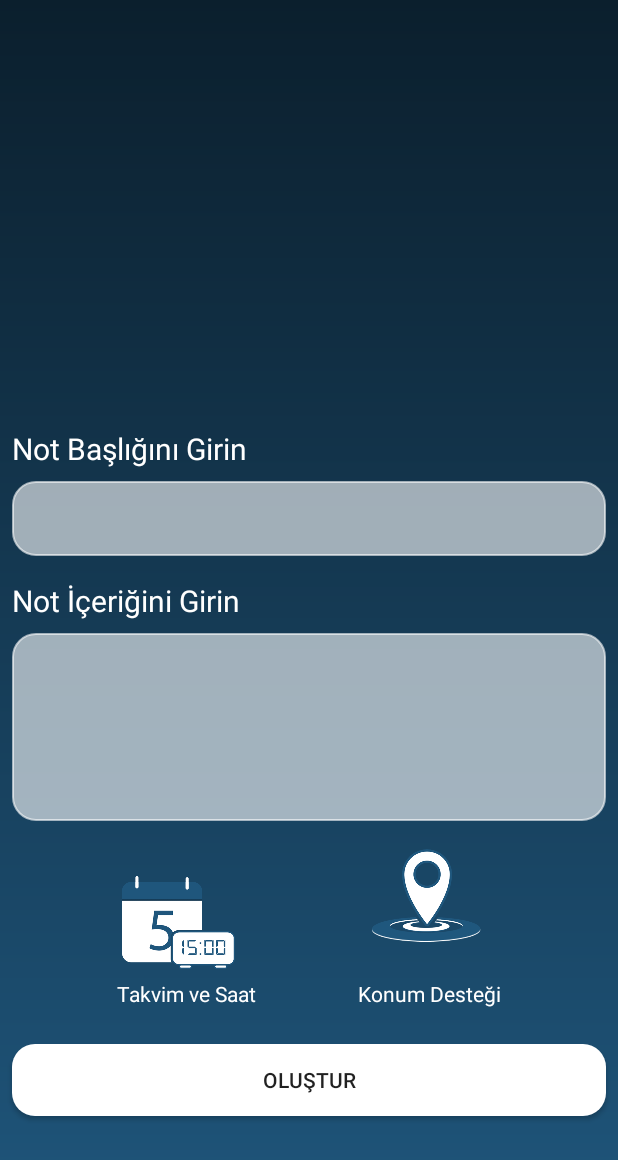
After one commit to mustafacakar/BitirmeProjesi, an Android app: the NotEkle screen opened directly, with no data from a screen before it, on a phone screen of 412 x 824 dp. The commit adds this screen. Shown: the top 1160 px of the screen. Run offline under Robolectric (Android 15) with nearby library versions, the phone set to English and light mode, and no system bars.

Commit message:
Not Ekleme Ekran Tasarımı Yapıldız

```diff
--- a/app/src/main/AndroidManifest.xml
+++ b/app/src/main/AndroidManifest.xml
@@ -20,7 +20,8 @@
         <activity android:name=".MainActivity" />
         <activity android:name=".Login" />
         <activity android:name=".SignUp" />
-        <activity android:name=".LoginAnimasyon"></activity>
+        <activity android:name=".LoginAnimasyon" />
+        <activity android:name=".NotEkle"></activity>
     </application>
 
 </manifest>
--- a/app/src/main/java/com/example/mustafa/switchtab/MainActivity.java
+++ b/app/src/main/java/com/example/mustafa/switchtab/MainActivity.java
@@ -66,7 +66,6 @@ public class MainActivity extends AppCompatActivity implements Tab1.OnFragmentIn
     @Override
     protected void onStop() {
         super.onStop();
-        this.finish();
     }
 
     public void cikisYap(View v){
@@ -79,4 +78,9 @@ public class MainActivity extends AppCompatActivity implements Tab1.OnFragmentIn
         Intent intent = new Intent(this,FirstActivity.class);
         startActivity(intent);
     }
+
+    public void notEkle(View v){
+        Intent intent = new Intent(this,NotEkle.class);
+        startActivity(intent);
+    }
 }
--- /dev/null
+++ b/app/src/main/java/com/example/mustafa/switchtab/NotEkle.java
@@ -0,0 +1,13 @@
+package com.example.mustafa.switchtab;
+
+import android.support.v7.app.AppCompatActivity;
+import android.os.Bundle;
+
+public class NotEkle extends AppCompatActivity {
+
+    @Override
+    protected void onCreate(Bundle savedInstanceState) {
+        super.onCreate(savedInstanceState);
+        setContentView(R.layout.activity_not_ekle);
+    }
+}
--- /dev/null
+++ b/app/src/main/res/layout/activity_not_ekle.xml
@@ -0,0 +1,145 @@
+<?xml version="1.0" encoding="utf-8"?>
+<android.support.constraint.ConstraintLayout xmlns:android="http://schemas.android.com/apk/res/android"
+    xmlns:app="http://schemas.android.com/apk/res-auto"
+    xmlns:tools="http://schemas.android.com/tools"
+    android:layout_width="match_parent"
+    android:layout_height="match_parent"
+    android:background="@drawable/uygulama_arkaplan"
+    tools:context="com.example.mustafa.switchtab.NotEkle">
+
+    <TextView
+        android:id="@+id/notEkle_tvBaslik"
+        android:layout_width="match_parent"
+        android:layout_height="wrap_content"
+        android:layout_marginBottom="511dp"
+        android:layout_marginEnd="8dp"
+        android:layout_marginLeft="8dp"
+        android:layout_marginRight="8dp"
+        android:layout_marginStart="8dp"
+        android:text="@string/notEkle_baslik"
+        android:textSize="20sp"
+        android:textColor="@color/first_buttonArkaplan"
+        app:layout_constraintBottom_toBottomOf="parent"
+        app:layout_constraintLeft_toLeftOf="parent"
+        app:layout_constraintRight_toRightOf="parent"
+        app:layout_constraintHorizontal_bias="0.0" />
+
+    <EditText
+        android:id="@+id/notEkle_etBaslik"
+        android:layout_width="match_parent"
+        android:layout_height="50dp"
+        android:layout_marginEnd="8dp"
+        android:layout_marginLeft="8dp"
+        android:layout_marginRight="8dp"
+        android:layout_marginStart="8dp"
+        android:layout_marginTop="8dp"
+        android:ems="10"
+        android:inputType="textPersonName"
+        android:background="@drawable/edit_text_tasarim"
+        app:layout_constraintLeft_toLeftOf="parent"
+        app:layout_constraintRight_toRightOf="parent"
+        app:layout_constraintTop_toBottomOf="@+id/notEkle_tvBaslik" />
+
+    <TextView
+        android:id="@+id/notEkle_tvIcerik"
+        android:layout_width="match_parent"
+        android:layout_height="wrap_content"
+        android:layout_marginEnd="8dp"
+        android:layout_marginLeft="8dp"
+        android:layout_marginRight="8dp"
+        android:layout_marginStart="8dp"
+        android:layout_marginTop="16dp"
+        android:text="@string/notEkle_icerik"
+        android:textSize="20sp"
+        android:textColor="@color/first_buttonArkaplan"
+        app:layout_constraintLeft_toLeftOf="parent"
+        app:layout_constraintRight_toRightOf="parent"
+        app:layout_constraintTop_toBottomOf="@+id/notEkle_etBaslik"
+        app:layout_constraintHorizontal_bias="0.0" />
+
+    <EditText
+        android:id="@+id/notEkle_etIcerik"
+        android:layout_width="match_parent"
+        android:layout_height="125dp"
+        android:layout_marginEnd="8dp"
+        android:layout_marginLeft="8dp"
+        android:layout_marginRight="8dp"
+        android:layout_marginStart="8dp"
+        android:layout_marginTop="8dp"
+        android:ems="10"
+        android:inputType="textMultiLine"
+        android:paddingTop="5dp"
+        android:paddingBottom="5dp"
+        android:gravity="top"
+        android:background="@drawable/edit_text_tasarim"
+        app:layout_constraintLeft_toLeftOf="parent"
+        app:layout_constraintRight_toRightOf="parent"
+        app:layout_constraintTop_toBottomOf="@+id/notEkle_tvIcerik" />
+
+    <ImageView
+        android:id="@+id/notEkle_ivTakvim"
+        android:layout_width="75dp"
+        android:layout_height="75dp"
+        app:srcCompat="@drawable/takvim_saat"
+        android:layout_marginLeft="81dp"
+        app:layout_constraintLeft_toLeftOf="parent"
+        android:layout_marginTop="30dp"
+        app:layout_constraintTop_toBottomOf="@+id/notEkle_etIcerik" />
+
+    <TextView
+        android:id="@+id/notEkle_tvTakvim"
+        android:layout_width="wrap_content"
+        android:layout_height="wrap_content"
+        android:layout_marginLeft="8dp"
+        android:layout_marginRight="8dp"
+        android:layout_marginTop="0dp"
+        android:text="Takvim ve Saat"
+        android:textColor="@color/first_buttonArkaplan"
+        app:layout_constraintHorizontal_bias="0.23"
+        app:layout_constraintLeft_toLeftOf="parent"
+        app:layout_constraintRight_toRightOf="parent"
+        app:layout_constraintTop_toBottomOf="@+id/notEkle_ivTakvim" />
+
+    <ImageView
+        android:id="@+id/notEkle_ivKonum"
+        android:layout_width="75dp"
+        android:layout_height="75dp"
+        android:layout_marginLeft="8dp"
+        android:layout_marginRight="8dp"
+        android:layout_marginTop="-18dp"
+        app:layout_constraintLeft_toRightOf="@+id/notEkle_ivTakvim"
+        app:layout_constraintRight_toRightOf="parent"
+        app:layout_constraintTop_toTopOf="@+id/notEkle_ivTakvim"
+        app:srcCompat="@drawable/konum" />
+
+    <TextView
+        android:id="@+id/notEkle_tvKonum"
+        android:layout_width="wrap_content"
+        android:layout_height="wrap_content"
+        android:layout_marginLeft="8dp"
+        android:layout_marginRight="8dp"
+        android:layout_marginTop="0dp"
+        android:text="Konum Desteği"
+        android:textColor="@color/first_buttonArkaplan"
+        app:layout_constraintHorizontal_bias="0.462"
+        app:layout_constraintLeft_toRightOf="@+id/notEkle_tvTakvim"
+        app:layout_constraintRight_toRightOf="parent"
+        app:layout_constraintTop_toTopOf="@+id/notEkle_tvTakvim" />
+
+    <Button
+        android:id="@+id/notEkle_btnOlustur"
+        android:layout_width="match_parent"
+        android:layout_height="wrap_content"
+        android:layout_marginEnd="8dp"
+        android:layout_marginLeft="8dp"
+        android:layout_marginRight="8dp"
+        android:layout_marginStart="8dp"
+        android:background="@drawable/first_activity_buttons"
+        android:text="Oluştur"
+        app:layout_constraintLeft_toLeftOf="parent"
+        app:layout_constraintRight_toRightOf="parent"
+        app:layout_constraintHorizontal_bias="0.0"
+        android:layout_marginTop="24dp"
+        app:layout_constraintTop_toBottomOf="@+id/notEkle_tvTakvim" />
+
+</android.support.constraint.ConstraintLayout>
--- a/app/src/main/res/layout/activity_sign_up.xml
+++ b/app/src/main/res/layout/activity_sign_up.xml
@@ -42,7 +42,7 @@
 
     <EditText
         android:id="@+id/signUp_etEmail"
-        android:layout_width="match_parent"
+        android:layout_width="0dp"
         android:layout_height="50dp"
         android:layout_marginEnd="8dp"
         android:layout_marginLeft="8dp"
@@ -52,7 +52,6 @@
         android:background="@drawable/edit_text_tasarim"
 
         android:ems="10"
-        android:hint="@string/signUp_etEmail"
         android:inputType="textEmailAddress"
         app:layout_constraintHorizontal_bias="0.0"
         app:layout_constraintLeft_toLeftOf="parent"
@@ -61,7 +60,7 @@
 
     <EditText
         android:id="@+id/signUp_etUsername"
-        android:layout_width="match_parent"
+        android:layout_width="0dp"
         android:layout_height="50dp"
         android:layout_marginEnd="8dp"
         android:layout_marginLeft="8dp"
@@ -70,7 +69,6 @@
         android:layout_marginTop="44dp"
         android:background="@drawable/edit_text_tasarim"
         android:ems="10"
-        android:hint="@string/signUp_etUsername"
         android:inputType="textPersonName"
         app:layout_constraintHorizontal_bias="0.0"
         app:layout_constraintLeft_toLeftOf="parent"
@@ -79,7 +77,7 @@
 
     <EditText
         android:id="@+id/signUp_etPassword"
-        android:layout_width="match_parent"
+        android:layout_width="0dp"
         android:layout_height="50dp"
         android:layout_marginEnd="8dp"
         android:layout_marginLeft="8dp"
@@ -88,7 +86,6 @@
         android:layout_marginTop="48dp"
         android:background="@drawable/edit_text_tasarim"
         android:ems="10"
-        android:hint="@string/signUp_etPassword"
         android:inputType="textPassword"
         app:layout_constraintHorizontal_bias="0.0"
         app:layout_constraintLeft_toLeftOf="parent"
@@ -97,7 +94,7 @@
 
     <Button
         android:id="@+id/signUp_btnSignUp"
-        android:layout_width="match_parent"
+        android:layout_width="0dp"
         android:layout_height="50dp"
         android:layout_marginEnd="8dp"
         android:layout_marginLeft="8dp"
@@ -115,7 +112,7 @@
 
     <TextView
         android:id="@+id/textView2"
-        android:layout_width="match_parent"
+        android:layout_width="0dp"
         android:layout_height="wrap_content"
         android:layout_marginBottom="8dp"
         android:layout_marginLeft="16dp"
@@ -126,11 +123,13 @@
         app:layout_constraintBottom_toTopOf="@+id/signUp_etUsername"
         app:layout_constraintHorizontal_bias="0.502"
         app:layout_constraintLeft_toLeftOf="parent"
-        app:layout_constraintRight_toRightOf="parent" />
+        app:layout_constraintRight_toRightOf="parent"
+        android:layout_marginStart="16dp"
+        android:layout_marginEnd="16dp" />
 
     <TextView
         android:id="@+id/textView4"
-        android:layout_width="match_parent"
+        android:layout_width="0dp"
         android:layout_height="wrap_content"
         android:layout_marginBottom="8dp"
         android:layout_marginLeft="16dp"
@@ -141,6 +140,8 @@
         app:layout_constraintBottom_toTopOf="@+id/signUp_etPassword"
         app:layout_constraintHorizontal_bias="0.502"
         app:layout_constraintLeft_toLeftOf="parent"
-        app:layout_constraintRight_toRightOf="parent" />
+        app:layout_constraintRight_toRightOf="parent"
+        android:layout_marginStart="16dp"
+        android:layout_marginEnd="16dp" />
 
 </android.support.constraint.ConstraintLayout>
--- a/app/src/main/res/layout/fragment_tab1.xml
+++ b/app/src/main/res/layout/fragment_tab1.xml
@@ -12,9 +12,10 @@
         android:id="@+id/button4"
         android:layout_width="60dp"
         android:layout_height="60dp"
+        android:layout_alignParentBottom="true"
+        android:layout_alignParentEnd="true"
         android:layout_marginBottom="30dp"
         android:layout_marginEnd="30dp"
         android:background="@drawable/not_ekle_button"
-        android:layout_alignParentBottom="true"
-        android:layout_alignParentEnd="true" />
+        android:onClick="notEkle" />
 </RelativeLayout>
--- a/app/src/main/res/values/strings.xml
+++ b/app/src/main/res/values/strings.xml
@@ -26,4 +26,8 @@
     <string name="login_tvParola">Parola</string>
     <string name="login_etPassword">Şifrenizi Giriniz</string>
     <string name="login_btnLogin">Oturum Aç</string>
+
+    <!-- NotEkle Textleri -->
+    <string name="notEkle_baslik">Not Başlığını Girin</string>
+    <string name="notEkle_icerik">Not İçeriğini Girin</string>
 </resources>
```
Also changed, not shown: app/src/main/res/drawable/konum.png (added), app/src/main/res/drawable/takvim_saat.png (added).
